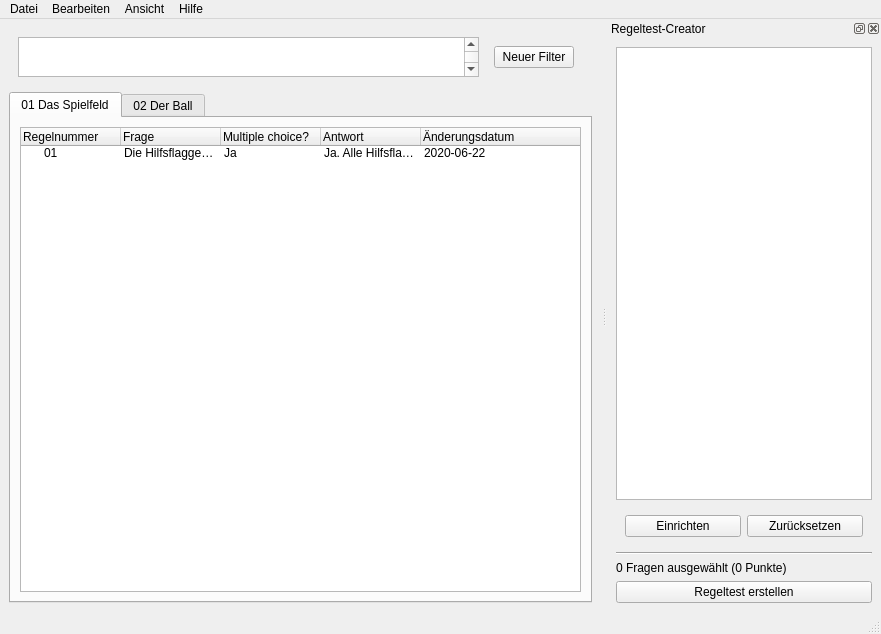
Old version of the form res/mainwindow.ui in the repository jfeil/RegeltestCreator.
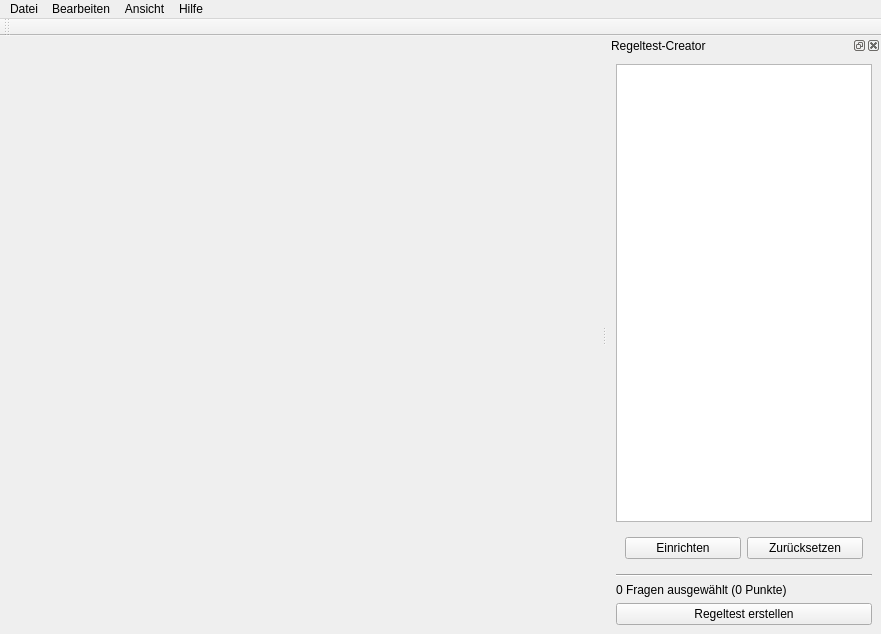
New version of the form. Custom widgets are drawn as their Qt base class.

Commit message:
Move question_group widget into separate class for future usage
Replace central widget with stacked_widget
HEAVY REFACTORING

What changed in the file:
```diff
--- a/res/mainwindow.ui
+++ b/res/mainwindow.ui
@@ -14,150 +14,18 @@
    <string>MainWindow</string>
   </property>
   <widget class="QWidget" name="centralwidget">
-   <layout class="QVBoxLayout" name="verticalLayout">
-    <item>
-     <widget class="QWidget" name="widget_2" native="true">
-      <property name="sizePolicy">
-       <sizepolicy hsizetype="Preferred" vsizetype="Fixed">
-        <horstretch>0</horstretch>
-        <verstretch>0</verstretch>
-       </sizepolicy>
+      <property name="enabled">
+          <bool>true</bool>
       </property>
-      <layout class="QHBoxLayout" name="horizontalLayout_2">
-       <item>
-        <widget class="QListWidget" name="filter_list">
-         <property name="sizePolicy">
-          <sizepolicy hsizetype="Expanding" vsizetype="Ignored">
-           <horstretch>0</horstretch>
-           <verstretch>0</verstretch>
-          </sizepolicy>
-         </property>
-         <property name="frameShape">
-          <enum>QFrame::StyledPanel</enum>
-         </property>
-         <property name="frameShadow">
-          <enum>QFrame::Sunken</enum>
-         </property>
-         <property name="verticalScrollBarPolicy">
-          <enum>Qt::ScrollBarAlwaysOn</enum>
-         </property>
-         <property name="movement">
-          <enum>QListView::Free</enum>
-         </property>
-         <property name="flow">
-          <enum>QListView::LeftToRight</enum>
-         </property>
-         <property name="layoutMode">
-          <enum>QListView::SinglePass</enum>
-         </property>
-         <property name="spacing">
-          <number>2</number>
-         </property>
-         <property name="viewMode">
-          <enum>QListView::IconMode</enum>
-         </property>
-         <property name="uniformItemSizes">
-          <bool>false</bool>
-         </property>
-         <property name="wordWrap">
-          <bool>false</bool>
-         </property>
-         <property name="currentRow">
-          <number>-1</number>
-         </property>
-        </widget>
-       </item>
-       <item>
-        <widget class="QWidget" name="widget_3" native="true">
-         <layout class="QVBoxLayout" name="verticalLayout_4">
+      <layout class="QVBoxLayout" name="verticalLayout">
           <item>
-           <widget class="QPushButton" name="add_filter">
-            <property name="text">
-             <string>Neuer Filter</string>
-            </property>
-           </widget>
+              <widget class="QStackedWidget" name="stackedWidget">
+                  <property name="currentIndex">
+                      <number>-1</number>
+                  </property>
+              </widget>
           </item>
-         </layout>
-        </widget>
-       </item>
       </layout>
-     </widget>
-    </item>
-    <item>
-     <widget class="QTabWidget" name="tabWidget">
-      <property name="sizePolicy">
-       <sizepolicy hsizetype="Expanding" vsizetype="Expanding">
-        <horstretch>0</horstretch>
-        <verstretch>0</verstretch>
-       </sizepolicy>
-      </property>
-      <property name="currentIndex">
-       <number>0</number>
-      </property>
-      <widget class="QWidget" name="Test">
-       <attribute name="title">
-        <string>01 Das Spielfeld</string>
-       </attribute>
-       <layout class="QVBoxLayout" name="verticalLayout_2">
-        <item>
-         <widget class="QTreeWidget" name="treeWidget">
-          <column>
-           <property name="text">
-            <string>Regelnummer</string>
-           </property>
-          </column>
-          <column>
-           <property name="text">
-            <string>Frage</string>
-           </property>
-          </column>
-          <column>
-           <property name="text">
-            <string>Multiple choice?</string>
-           </property>
-          </column>
-          <column>
-           <property name="text">
-            <string>Antwort</string>
-           </property>
-          </column>
-          <column>
-           <property name="text">
-            <string>Änderungsdatum</string>
-           </property>
-          </column>
-          <item>
-           <property name="text">
-            <string>01</string>
-           </property>
-           <property name="text">
-            <string>Die Hilfsflaggen werden vom Platzwart auf die Seitenlinie gesteckt. Hat der SR Grund zur Beanstandung?</string>
-           </property>
-           <property name="toolTip">
-            <string>Die Hilfsflaggen werden vom Platzwart auf die Seitenlinie gesteckt. Hat der SR Grund zur Beanstandung?</string>
-           </property>
-           <property name="text">
-            <string>Ja</string>
-           </property>
-           <property name="text">
-            <string>Ja. Alle Hilfsflaggen müssen 1m außerhalb der Seitenlinie stehen.</string>
-           </property>
-           <property name="text">
-            <string>2020-06-22</string>
-           </property>
-          </item>
-         </widget>
-        </item>
-       </layout>
-      </widget>
-      <widget class="QWidget" name="tab_2">
-       <attribute name="title">
-        <string>02 Der Ball</string>
-       </attribute>
-      </widget>
-     </widget>
-    </item>
-   </layout>
   </widget>
   <widget class="QMenuBar" name="menubar">
    <property name="geometry">
@@ -201,7 +69,6 @@
    <addaction name="menuAnsicht"/>
    <addaction name="menu_ber"/>
   </widget>
-  <widget class="QStatusBar" name="statusbar"/>
   <widget class="QDockWidget" name="regeltest_creator">
    <property name="windowTitle">
     <string>Regeltest-Creator</string>
@@ -248,25 +115,36 @@
        </property>
       </widget>
      </item>
-     <item>
-      <widget class="QPushButton" name="create_regeltest">
-       <property name="text">
-        <string>Regeltest erstellen</string>
-       </property>
-      </widget>
-     </item>
+        <item>
+            <widget class="QPushButton" name="create_regeltest">
+                <property name="text">
+                    <string>Regeltest erstellen</string>
+                </property>
+            </widget>
+        </item>
     </layout>
    </widget>
   </widget>
-  <action name="actionNeue_Kategorie_erstellen">
-   <property name="text">
-    <string>Neue Kategorie erstellen</string>
-   </property>
-  </action>
-  <action name="actionAnsicht_zur_cksetzen">
-   <property name="text">
-    <string>Ansicht zurücksetzen</string>
-   </property>
+     <widget class="QToolBar" name="toolBar">
+         <property name="windowTitle">
+             <string>toolBar</string>
+         </property>
+         <attribute name="toolBarArea">
+             <enum>TopToolBarArea</enum>
+         </attribute>
+         <attribute name="toolBarBreak">
+             <bool>false</bool>
+         </attribute>
+     </widget>
+     <action name="actionNeue_Kategorie_erstellen">
+         <property name="text">
+             <string>Neue Kategorie erstellen</string>
+         </property>
+     </action>
+     <action name="actionAnsicht_zur_cksetzen">
+         <property name="text">
+             <string>Ansicht zurücksetzen</string>
+         </property>
   </action>
   <action name="actionRegeltest_l_schen">
    <property name="text">
```
The commit also changes 12 other files.
